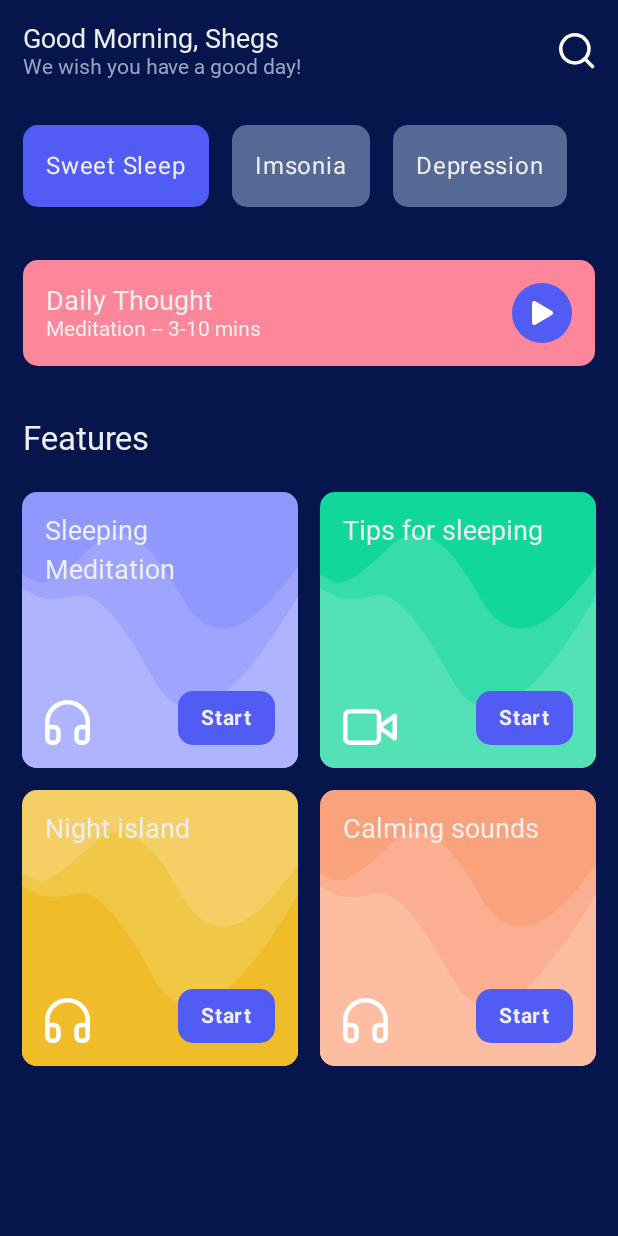
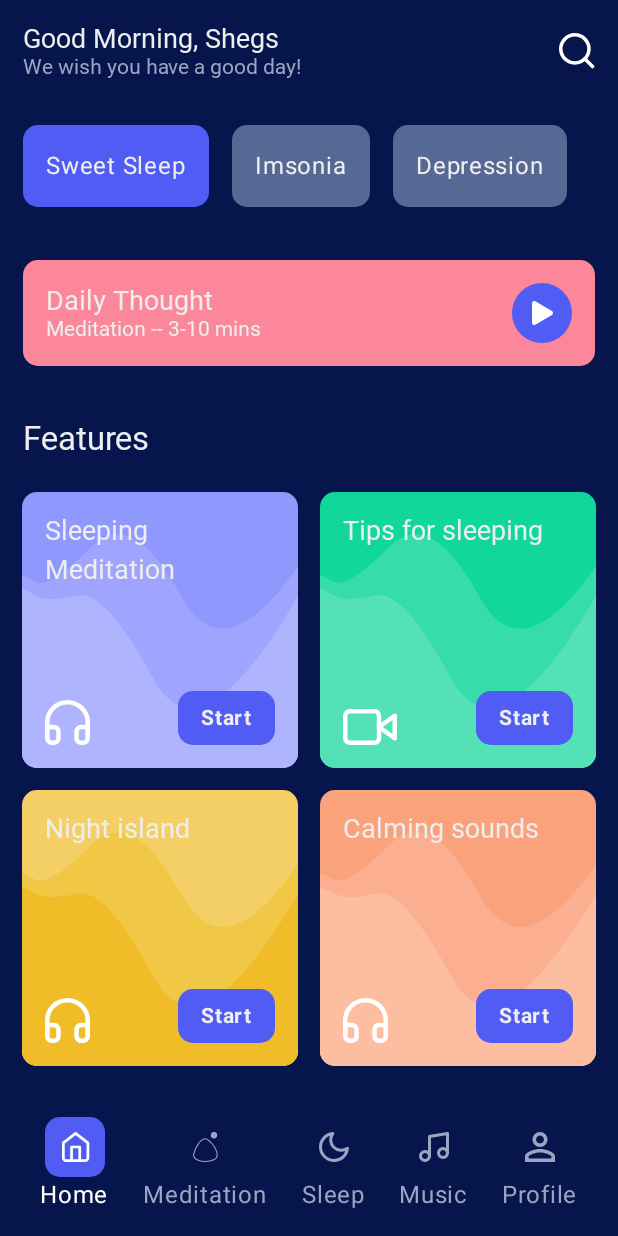
Before and after one commit to shegsbass/MedUp-Compose-UI, an Android app built with Jetpack Compose: the screen it shows after launch (MainActivity), on a phone screen of 412 x 824 dp. Run offline under Robolectric (Android 15) with nearby library versions, the phone set to English and light mode, and no system bars; Roboto replaces fonts that are not available here.

Commit message:
Bottom Menu Created

```diff
--- a/app/src/main/java/com/shegs/medupcomposeui/MainActivity.kt
+++ b/app/src/main/java/com/shegs/medupcomposeui/MainActivity.kt
@@ -29,5 +29,6 @@ class MainActivity : ComponentActivity() {
 @Composable
 fun MedComposeUIPreview() {
     MedUpComposeUITheme {
+        HomeScreen()
     }
 }
--- a/app/src/main/java/com/shegs/medupcomposeui/ui/HomeScreen.kt
+++ b/app/src/main/java/com/shegs/medupcomposeui/ui/HomeScreen.kt
@@ -39,9 +39,11 @@ import androidx.compose.ui.text.font.FontWeight
 import androidx.compose.ui.tooling.preview.Preview
 import androidx.compose.ui.unit.dp
 import androidx.compose.ui.unit.sp
+import com.shegs.medupcomposeui.BottomMenuContent
 import com.shegs.medupcomposeui.Feature
 import com.shegs.medupcomposeui.R
 import com.shegs.medupcomposeui.standardQuadFromTo
+import com.shegs.medupcomposeui.ui.theme.AquaBlue
 import com.shegs.medupcomposeui.ui.theme.Beige1
 import com.shegs.medupcomposeui.ui.theme.Beige2
 import com.shegs.medupcomposeui.ui.theme.Beige3
@@ -59,6 +61,7 @@ import com.shegs.medupcomposeui.ui.theme.OrangeYellow1
 import com.shegs.medupcomposeui.ui.theme.OrangeYellow2
 import com.shegs.medupcomposeui.ui.theme.OrangeYellow3
 import com.shegs.medupcomposeui.ui.theme.TextWhite
+
 
 @Composable
 fun HomeScreen(){
@@ -103,6 +106,13 @@ fun HomeScreen(){
                 )
             ))
         }
+        BottomMenu(items = listOf(
+            BottomMenuContent("Home", R.drawable.ic_home),
+            BottomMenuContent("Meditation", R.drawable.ic_bubble),
+            BottomMenuContent("Sleep", R.drawable.ic_moon),
+            BottomMenuContent("Music", R.drawable.ic_music),
+            BottomMenuContent("Profile", R.drawable.ic_profile),
+        ), modifier = Modifier.align(Alignment.BottomCenter))
     }
 }
 
@@ -336,39 +346,81 @@ fun FeatureItem(
     }
 }
 
+@Composable
+fun BottomMenu(
+    items: List<BottomMenuContent>,
+    modifier: Modifier = Modifier,
+    activeHighlightColor: Color = ButtonBlue,
+    activeTextColor: Color = Color.White,
+    inactiveTextColor: Color = AquaBlue,
+    initialSelectedItemIndex: Int = 0
+) {
+    var selectedItemIndex by remember {
+        mutableStateOf(initialSelectedItemIndex)
+    }
+    Row(
+        horizontalArrangement = Arrangement.SpaceAround,
+        verticalAlignment = Alignment.CenterVertically,
+        modifier = modifier
+            .fillMaxWidth()
+            .background(DeepBlue)
+            .padding(15.dp)
+    ) {
+        items.forEachIndexed { index, item ->
+            BottomMenuItem(
+                item = item,
+                isSelected = index == selectedItemIndex,
+                activeHighlightColor = activeHighlightColor,
+                activeTextColor = activeTextColor,
+                inactiveTextColor = inactiveTextColor
+            ) {
+                selectedItemIndex = index
+            }
+        }
+    }
+}
+
+@Composable
+fun BottomMenuItem(
+    item: BottomMenuContent,
+    isSelected: Boolean = false,
+    activeHighlightColor: Color = ButtonBlue,
+    activeTextColor: Color = Color.White,
+    inactiveTextColor: Color = AquaBlue,
+    onItemClick: () -> Unit
+) {
+    Column(
+        horizontalAlignment = Alignment.CenterHorizontally,
+        verticalArrangement = Arrangement.Center,
+        modifier = Modifier.clickable {
+            onItemClick()
+        }
+    ) {
+        Box(
+            contentAlignment = Alignment.Center,
+            modifier = Modifier
+                .clip(RoundedCornerShape(10.dp))
+                .background(if (isSelected) activeHighlightColor else Color.Transparent)
+                .padding(10.dp)
+        ) {
+            Icon(
+                painter = painterResource(id = item.iconId),
+                contentDescription = item.title,
+                tint = if (isSelected) activeTextColor else inactiveTextColor,
+                modifier = Modifier.size(20.dp)
+            )
+        }
+        Text(
+            text = item.title,
+            color = if(isSelected) activeTextColor else inactiveTextColor
+        )
+    }
+}
 
 
-@Preview (showBackground = false)
+
+@Preview (showBackground = true)
 @Composable
-fun HomeScreenPreview(){
-    FeatureSection(features = listOf(
-        Feature(
-            title = "Sleeping Meditation",
-            R.drawable.ic_headphone,
-            BlueViolet1,
-            BlueViolet2,
-            BlueViolet3
-        ),
-        Feature(
-            title = "Tips for sleeping",
-            R.drawable.ic_videocam,
-            LightGreen1,
-            LightGreen2,
-            LightGreen3
-        ),
-        Feature(
-            title = "Night island",
-            R.drawable.ic_headphone,
-            OrangeYellow1,
-            OrangeYellow2,
-            OrangeYellow3
-        ),
-        Feature(
-            title = "Calming sounds",
-            R.drawable.ic_headphone,
-            Beige1,
-            Beige2,
-            Beige3
-        )
-    ))
+fun MedupPreview(){
+    HomeScreen()
 }
```
